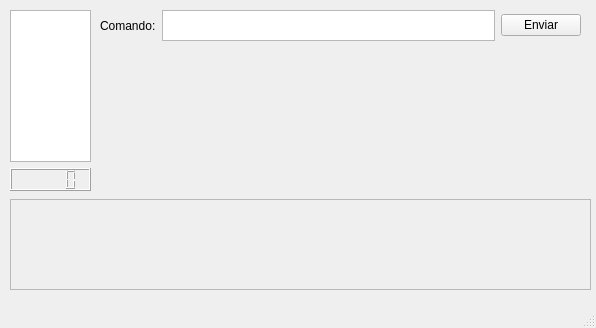
First picture: the form in CubeSAT_COM/mainwindow.ui, repository renatomeneghin/CubeSAT_COM_App, before the edit.
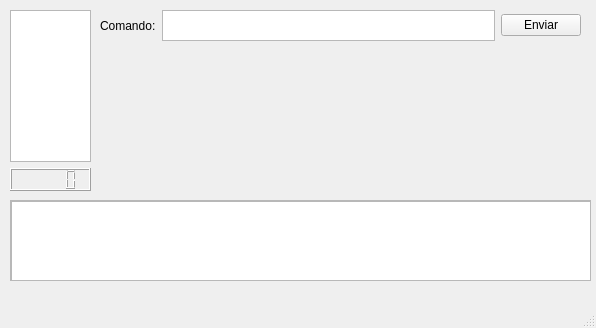
Second picture: the form after the edit.

```diff
--- a/CubeSAT_COM/mainwindow.ui
+++ b/CubeSAT_COM/mainwindow.ui
@@ -47,9 +47,9 @@
     <property name="geometry">
      <rect>
       <x>10</x>
-      <y>199</y>
+      <y>200</y>
       <width>581</width>
-      <height>91</height>
+      <height>81</height>
      </rect>
     </property>
     <property name="widgetResizable">
@@ -61,12 +61,25 @@
        <x>0</x>
        <y>0</y>
        <width>579</width>
-       <height>89</height>
+       <height>79</height>
       </rect>
      </property>
+     <widget class="QTextEdit" name="Texto_Recebido">
+      <property name="geometry">
+       <rect>
+        <x>0</x>
+        <y>0</y>
+        <width>581</width>
+        <height>81</height>
+       </rect>
+      </property>
+      <property name="readOnly">
+       <bool>true</bool>
+      </property>
+     </widget>
     </widget>
    </widget>
-   <widget class="QWidget" name="">
+   <widget class="QWidget" name="layoutWidget">
     <property name="geometry">
      <rect>
       <x>10</x>
```
